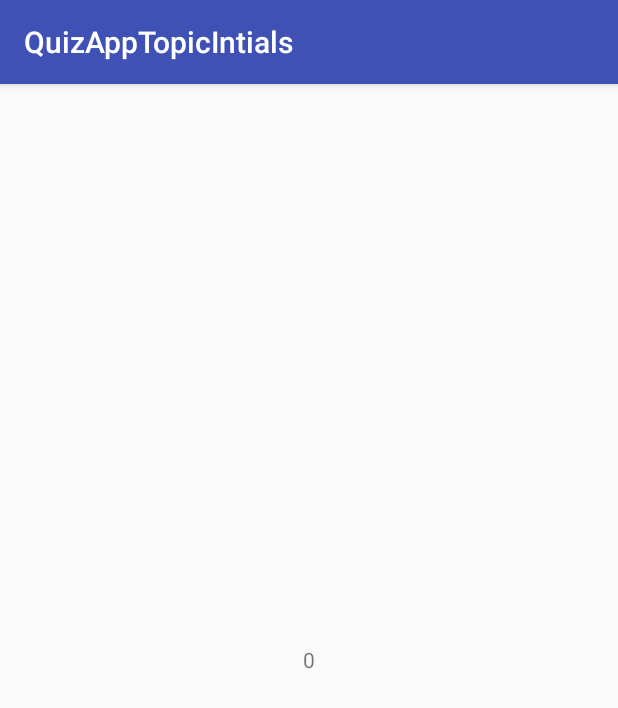
After one commit to JayyN/QuizAppIntitials, an Android app: the ScoreActivity screen opened directly, with no data from a screen before it, on a phone screen of 412 x 824 dp. The commit adds this screen. Shown: the top 708 px of the screen. Run offline under Robolectric (Android 15) with nearby library versions, the phone set to English and light mode, and no system bars.

Commit message:
I coded the enter button to go to the next question and also coded the score for after the quiz is done so people can see what their score was

```diff
--- a/app/src/main/AndroidManifest.xml
+++ b/app/src/main/AndroidManifest.xml
@@ -18,7 +18,8 @@
         </activity>
         <activity android:name=".PictureActivity" />
         <activity android:name=".ResultActivity" />
-        <activity android:name=".MainActivity"></activity>
+        <activity android:name=".MainActivity" />
+        <activity android:name=".ScoreActivity"></activity>
     </application>
 
 </manifest>
--- /dev/null
+++ b/app/src/main/java/com/pattersonhs/jaylinn/quizappinitials/ScoreActivity.java
@@ -0,0 +1,20 @@
+package com.pattersonhs.jaylinn.quizappinitials;
+
+import android.support.v7.app.AppCompatActivity;
+import android.os.Bundle;
+import android.widget.TextView;
+
+public class ScoreActivity extends AppCompatActivity {
+    int score;
+    TextView scoreview;
+
+
+    @Override
+    protected void onCreate(Bundle savedInstanceState) {
+        super.onCreate(savedInstanceState);
+        setContentView(R.layout.activity_score);
+        scoreview = (TextView) findViewById( R.id.scoreview);
+        score = getIntent().getIntExtra("Add", 0);
+        scoreview.setText("" + score);
+    }
+}
--- /dev/null
+++ b/app/src/main/res/layout/activity_score.xml
@@ -0,0 +1,14 @@
+<LinearLayout
+    android:layout_height="match_parent"
+    android:layout_width="match_parent"
+    android:gravity="center"
+    android:orientation="vertical"
+    xmlns:android="http://schemas.android.com/apk/res/android">
+
+    <TextView
+        android:id="@+id/scoreview"
+        android:layout_width="wrap_content"
+        android:layout_height="wrap_content"
+        android:text="@string/scoreview" />
+
+</LinearLayout>
--- a/app/src/main/res/values/strings.xml
+++ b/app/src/main/res/values/strings.xml
@@ -11,4 +11,5 @@
     <string name="Wrong">Wrong</string>
     <string name="Enter">Enter</string>
     <string name="Toast">Toast</string>
+    <string name="scoreview">0</string>
 </resources>
```
Also changed, not shown: app/src/main/java/com/pattersonhs/jaylinn/quizappinitials/QuizAppInitialsActivity.java (+38 -6 lines).
